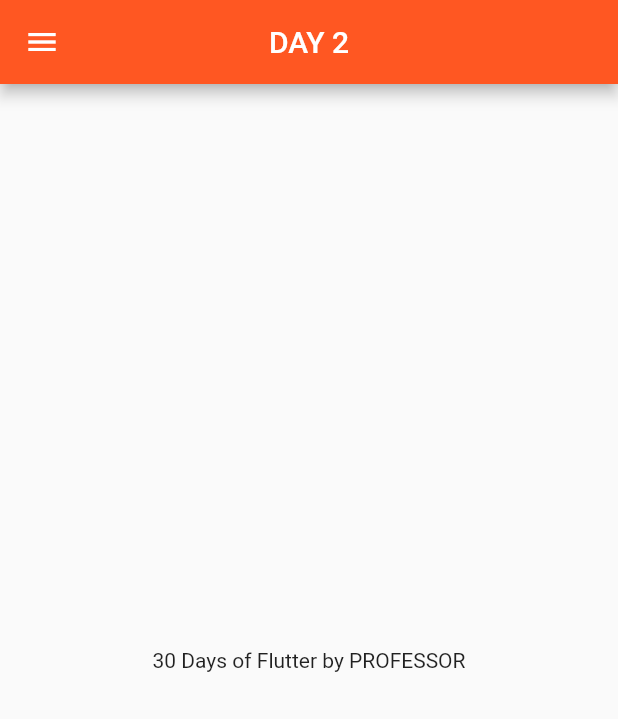
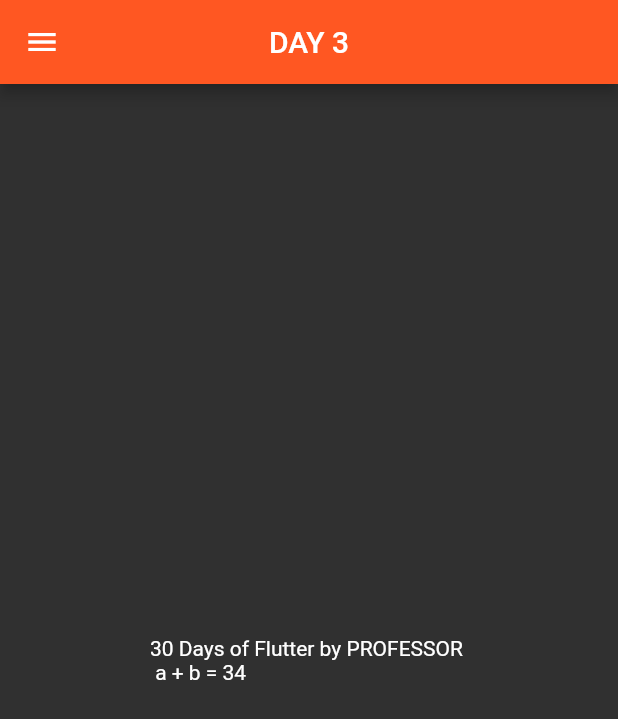
Before and after one commit to talhasiddique7/30_days_of_flutter, a Flutter app: the screen it shows after launch, on a phone screen of 412 x 824 dp. Shown: the top 719 px of the screen. Run offline on Flutter 3.47's test engine with Material 2 defaults, Android fonts, the phone set to English and light mode, and no system bars.

Commit message:
3rd day done

```diff
--- a/lib/main.dart
+++ b/lib/main.dart
@@ -1,25 +1,24 @@
-import 'package:days_30_flutter/home_page.dart';
+
+import 'package:days_30_flutter/pages/login_page.dart';
 import 'package:flutter/material.dart';
-
+import 'pages/home_page.dart';
 void main() {
   runApp(MyApp());
+
 }
 
 class MyApp extends StatelessWidget {
-
   @override
   Widget build(BuildContext context) {
-  //(DAY-2)DATA TYPES AND SCAFFOLD
-  //int days = 30;   //hold integers
-  //String name = 'PROFESSOR';   //hold string
-  //bool check = true; //hold true and false (0,1)
-  //double dec = 12.3; //hold decimal values
-  //var a = "hello";  //hold any
-  //final s = 12;     //data modify
-  //const PI = 3.14;
+    return MaterialApp(
 
-    return MaterialApp(
-      home: HomePage(),
+      //Routes
+      routes: {
+        "/":(context)=> HomePage(),
+        "/home":(context)=> HomePage(),
+        "/login":(context) => LoginPage()
+      },
+
     );
   }
 }
--- a/lib/home_page.dart
+++ b/lib/pages/home_page.dart
@@ -3,23 +3,29 @@ import 'package:flutter/material.dart';
 class HomePage extends StatelessWidget {
   @override
   Widget build(BuildContext context) {
-    //(DAY-2)DATA TYPES AND SCAFFOLD
+    //(DAY-3)Functions, Classes, Routes, Theme & Text
     int days = 30; //hold integers
+    var add;
+
+    //Function
+    int sum1({int a = 12, int b = 22}) {
+      return a + b;
+    }
     String name = 'PROFESSOR'; //hold string
-    //bool check = true; //hold true and false (0,1)
-    //double dec = 12.3; //hold decimal values
-    //var a = "hello";  //hold any
-    //final s = 12;     //data modify
-    //const PI = 3.14
     return MaterialApp(
+        //Themes
+      themeMode: ThemeMode.dark,
+      theme: ThemeData(
+        brightness: Brightness.dark,
+      ),
       home: Scaffold(
         appBar: AppBar(
-          title: Text("DAY 2"),
+          title: Text("DAY 3"),
           centerTitle: true,
           backgroundColor: Colors.deepOrange,
         ),
         body: Center(
-          child: Text("$days Days of Flutter by $name"),
+          child: Text("$days Days of Flutter by $name \n a + b = ${add=sum1()}"),
         ),
         drawer: Drawer(),
       ),
```
Also changed, not shown: lib/pages/login_page.dart (added, +22 -0 lines).
